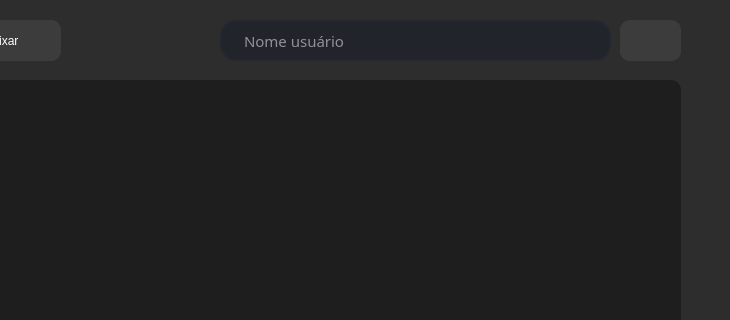
IagoLopes099/Projeto_CRUD_LPI1, file cappage.ui: the form before one commit; both pictures show x 570 to 1300 and y 0 to 320 of the 1300 by 680 pixel window.
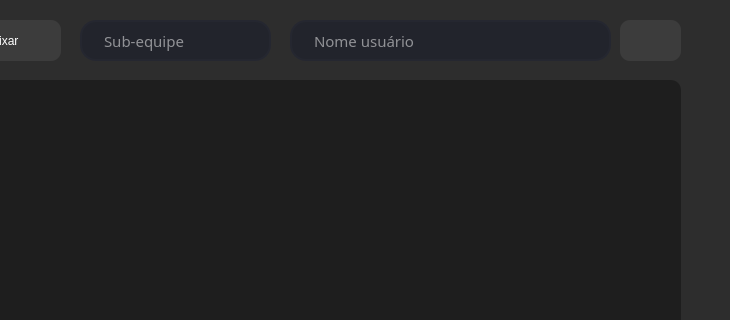
The form after the commit. Icons and pictures are not drawn.

Commit message: Adicionado override na função BuscarMembros de Lider e Capitao

Diff of the .ui file:
```diff
--- a/cappage.ui
+++ b/cappage.ui
@@ -66,9 +66,9 @@
     <widget class="QLineEdit" name="NomeBuscarCP">
      <property name="geometry">
       <rect>
-       <x>580</x>
+       <x>650</x>
        <y>10</y>
-       <width>391</width>
+       <width>321</width>
        <height>41</height>
       </rect>
      </property>
@@ -284,6 +284,55 @@
       </size>
      </property>
     </widget>
+    <widget class="QLineEdit" name="SubequipeBuscarCp">
+     <property name="geometry">
+      <rect>
+       <x>440</x>
+       <y>10</y>
+       <width>191</width>
+       <height>41</height>
+      </rect>
+     </property>
+     <property name="font">
+      <font>
+       <family>Open Sans 61</family>
+       <pointsize>11</pointsize>
+      </font>
+     </property>
+     <property name="styleSheet">
+      <string notr="true">QLineEdit{
+	font-family: Open Sans Light;
+	border: 2px solid rgb(37, 39, 48);
+	border-radius: 16px;
+	color: #FFF;
+	padding-left: 20px;
+	padding-right: 20px; 
+	background-color: rgb(34, 36, 44);
+}
+
+QLiteEdit:hover {
+	border: 2px solid rgb(48, 50, 62);
+}
+
+QLiteEdit:focus {
+	border: 2px solid rgb(85, 170, 255);
+	background-color: rgb(43, 45, 56);
+}
+</string>
+     </property>
+     <property name="maxLength">
+      <number>200</number>
+     </property>
+     <property name="alignment">
+      <set>Qt::AlignmentFlag::AlignLeading|Qt::AlignmentFlag::AlignLeft|Qt::AlignmentFlag::AlignVCenter</set>
+     </property>
+     <property name="placeholderText">
+      <string>Sub-equipe</string>
+     </property>
+     <property name="clearButtonEnabled">
+      <bool>false</bool>
+     </property>
+    </widget>
    </widget>
    <widget class="QWidget" name="RelatoriosPageCP"/>
   </widget>
```
The commit also changes 41 other files.
